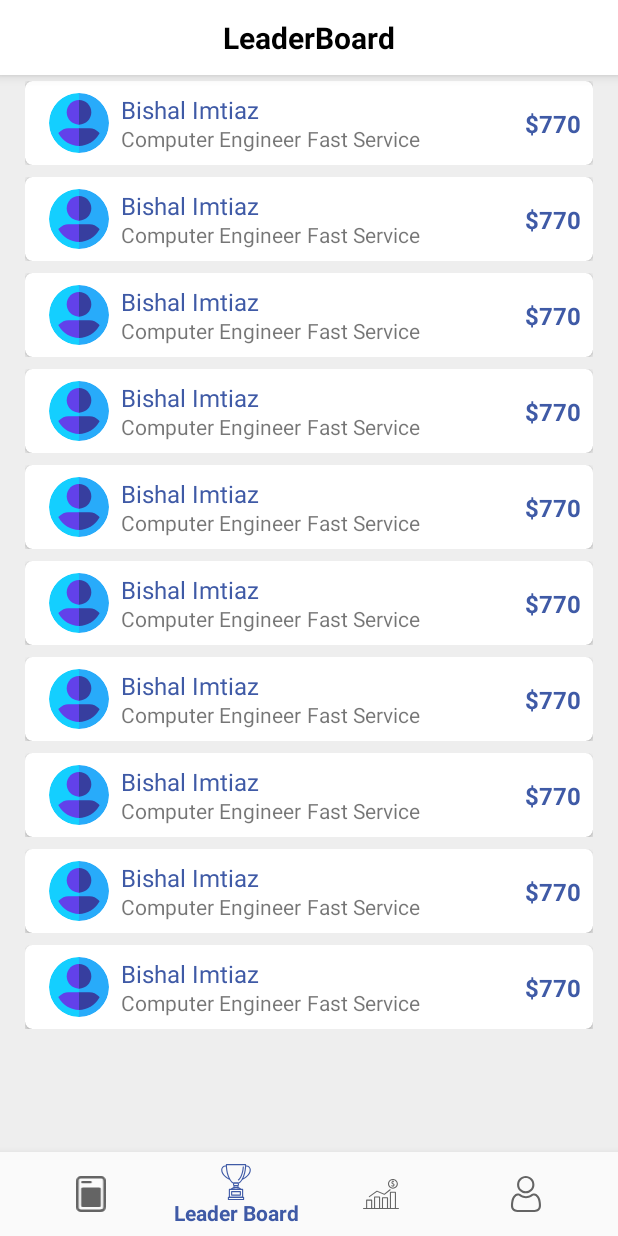
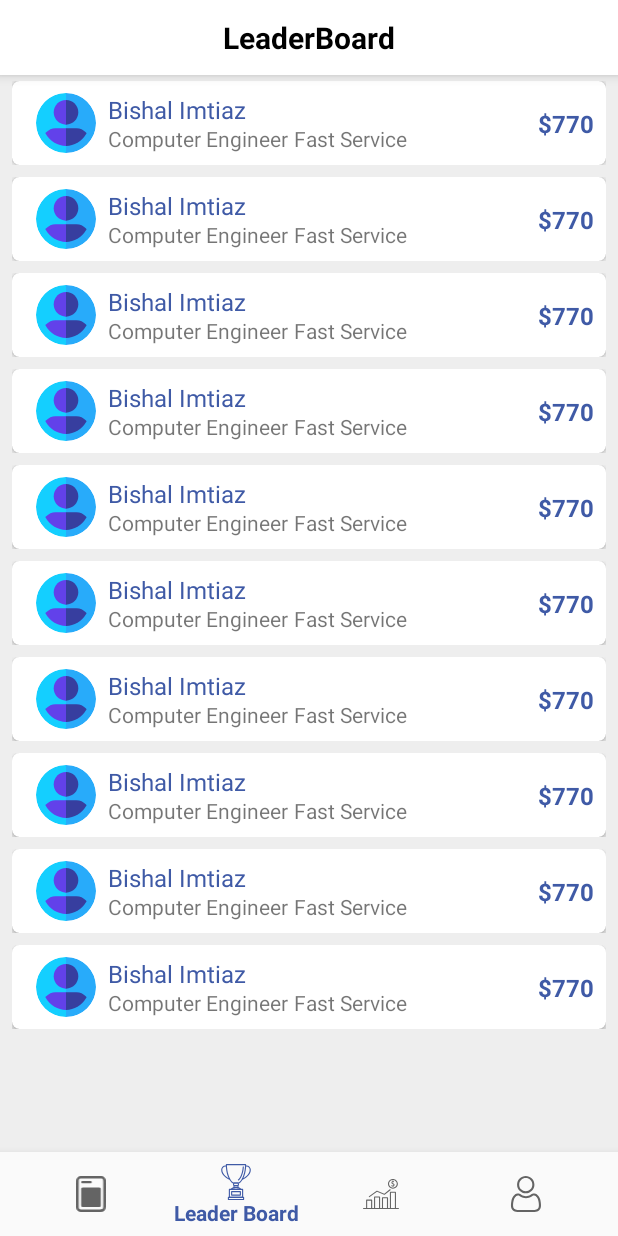
Before and after one commit to AkashShahriar55/Adme, an Android app: the LeaderBoardFragment screen opened through its navigation route, on a phone screen of 412 x 824 dp. Run offline under Robolectric (Android 15) with nearby library versions, the light colour scheme and no system bars; our stand-ins replace CircleImageView, navigation-ui; libraries missing offline, so code that uses them is left out: com.facebook.

Commit message:
guideline outside recyclerview removed

```diff
--- a/app/src/main/res/layout/fragment_leaderboard.xml
+++ b/app/src/main/res/layout/fragment_leaderboard.xml
@@ -38,8 +38,8 @@
         android:layout_width="0dp"
         android:layout_height="0dp"
         app:layout_constraintBottom_toBottomOf="parent"
-        app:layout_constraintEnd_toStartOf="@+id/guideline14"
-        app:layout_constraintStart_toStartOf="@+id/guideline16"
+        app:layout_constraintEnd_toEndOf="parent"
+        app:layout_constraintStart_toStartOf="parent"
         app:layout_constraintTop_toBottomOf="@+id/constraintLayout">
 
     </androidx.recyclerview.widget.RecyclerView>
--- a/app/src/main/res/layout/leaderboard_item.xml
+++ b/app/src/main/res/layout/leaderboard_item.xml
@@ -4,8 +4,11 @@
     xmlns:tools="http://schemas.android.com/tools"
     android:layout_width="match_parent"
     android:layout_height="wrap_content"
-    android:layout_marginTop="4dp"
-    android:layout_marginBottom="4dp">
+    android:background="@color/default_background"
+    android:paddingStart="8dp"
+    android:paddingEnd="8dp"
+    android:paddingTop="4dp"
+    android:paddingBottom="4dp">
 
 
     <androidx.cardview.widget.CardView
```
